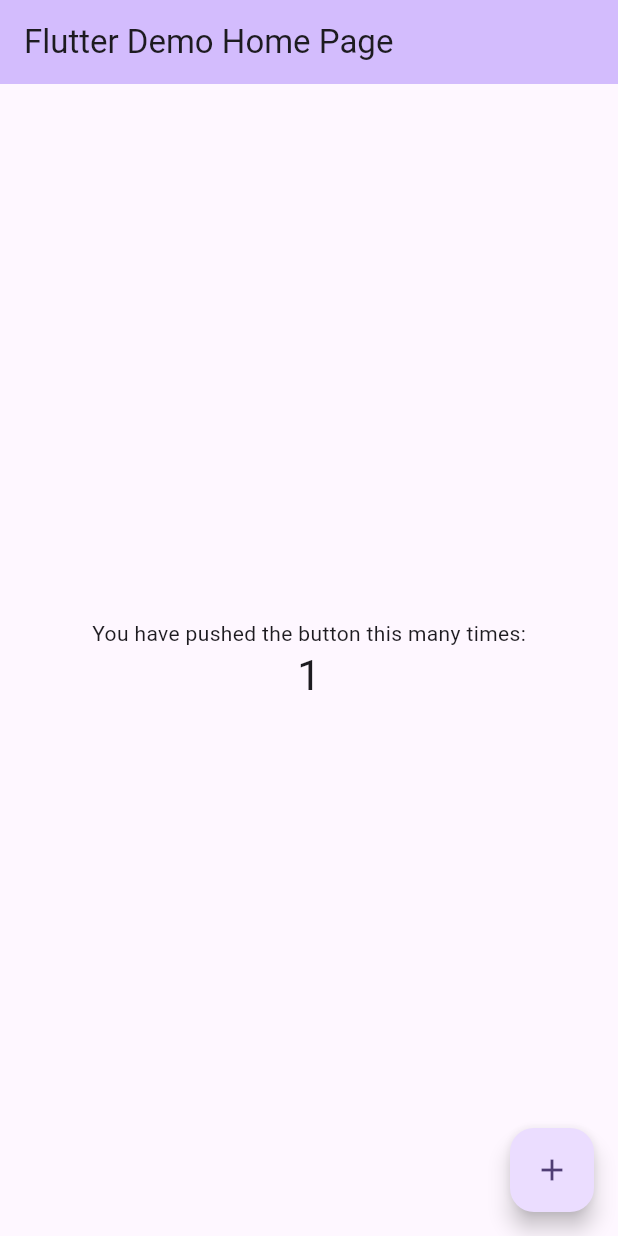
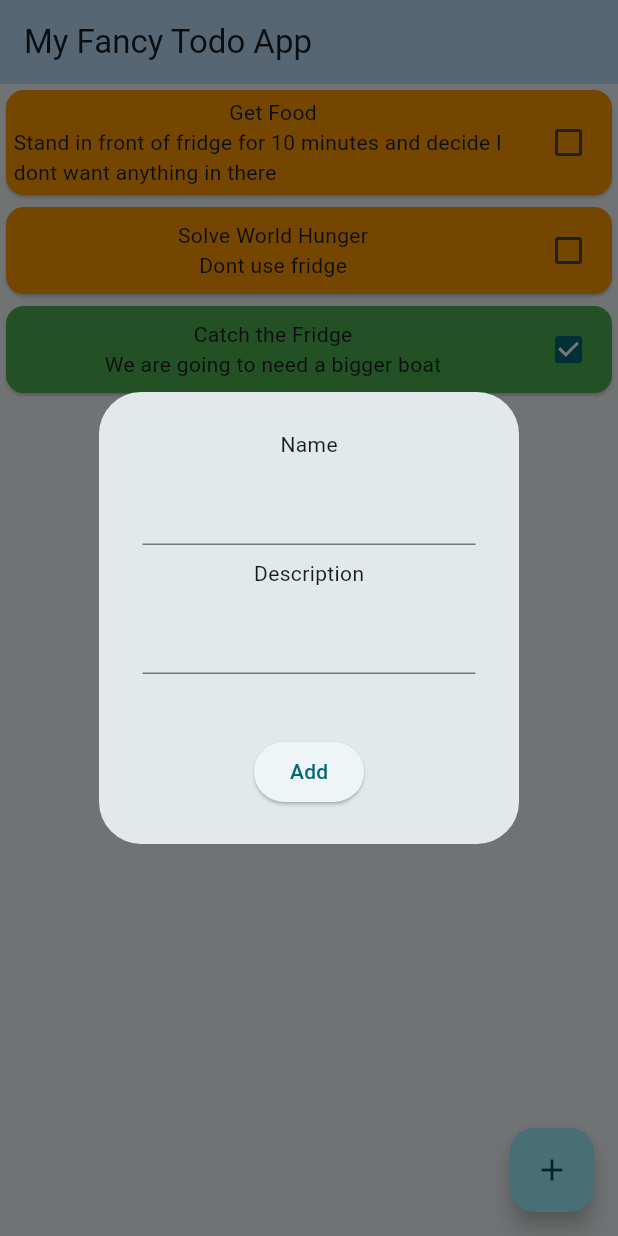
Before and after one commit to Turbat-git/Flutter_portfolio, a Flutter app: the screen it shows after launch, after a tap on the "add" icon, on a phone screen of 412 x 824 dp. Run offline on Flutter 3.47's test engine with Material 3 defaults, Android fonts, the phone set to English and light mode, and no system bars.

Commit message:
feat: add todo class and function for adding to todo

```diff
--- a/lib/main.dart
+++ b/lib/main.dart
@@ -1,122 +1,142 @@
 import 'package:flutter/material.dart';
+import './models/todo.dart';
 
 void main() {
-  runApp(const MyApp());
+  runApp(const ToDoApp());
 }
 
-class MyApp extends StatelessWidget {
-  const MyApp({super.key});
+class ToDoApp extends StatelessWidget {
+  const ToDoApp({super.key});
 
-  // This widget is the root of your application.
   @override
   Widget build(BuildContext context) {
     return MaterialApp(
-      title: 'Flutter Demo',
+      title: 'Todo App',
       theme: ThemeData(
-        // This is the theme of your application.
-        //
-        // TRY THIS: Try running your application with "flutter run". You'll see
-        // the application has a purple toolbar. Then, without quitting the app,
-        // try changing the seedColor in the colorScheme below to Colors.green
-        // and then invoke "hot reload" (save your changes or press the "hot
-        // reload" button in a Flutter-supported IDE, or press "r" if you used
-        // the command line to start the app).
-        //
-        // Notice that the counter didn't reset back to zero; the application
-        // state is not lost during the reload. To reset the state, use hot
-        // restart instead.
-        //
-        // This works for code too, not just values: Most code changes can be
-        // tested with just a hot reload.
-        colorScheme: .fromSeed(seedColor: Colors.deepPurple),
+        colorScheme: ColorScheme.fromSeed(seedColor: Colors.cyan),
       ),
-      home: const MyHomePage(title: 'Flutter Demo Home Page'),
+      home: TodoHomePage(),
+      debugShowCheckedModeBanner: false,
     );
   }
 }
 
-class MyHomePage extends StatefulWidget {
-  const MyHomePage({super.key, required this.title});
-
-  // This widget is the home page of your application. It is stateful, meaning
-  // that it has a State object (defined below) that contains fields that affect
-  // how it looks.
-
-  // This class is the configuration for the state. It holds the values (in this
-  // case the title) provided by the parent (in this case the App widget) and
-  // used by the build method of the State. Fields in a Widget subclass are
-  // always marked "final".
-
-  final String title;
+class TodoHomePage extends StatefulWidget {
+  const TodoHomePage({super.key});
 
   @override
-  State<MyHomePage> createState() => _MyHomePageState();
+  State<TodoHomePage> createState() => _TodoHomePageState();
 }
 
-class _MyHomePageState extends State<MyHomePage> {
-  int _counter = 0;
+class _TodoHomePageState extends State<TodoHomePage> {
+  final List<Todo> todos = <Todo>[
+    Todo(
+      name: 'Get Food',
+      description:
+          'Stand in front of fridge for 10 minutes and decide I dont want anything in there',
+    ),
+    Todo(name: 'Solve World Hunger', description: 'Dont use fridge'),
+    Todo(
+      name: 'Catch the Fridge',
+      description: 'We are going to need a bigger boat',
+      complete: true,
+    ),
+  ];
 
-  void _incrementCounter() {
-    setState(() {
-      // This call to setState tells the Flutter framework that something has
-      // changed in this State, which causes it to rerun the build method below
-      // so that the display can reflect the updated values. If we changed
-      // _counter without calling setState(), then the build method would not be
-      // called again, and so nothing would appear to happen.
-      _counter++;
-    });
-  }
+  final TextEditingController _controllerName = TextEditingController();
+  final TextEditingController _controllerDescription = TextEditingController();
 
   @override
   Widget build(BuildContext context) {
-    // This method is rerun every time setState is called, for instance as done
-    // by the _incrementCounter method above.
-    //
-    // The Flutter framework has been optimized to make rerunning build methods
-    // fast, so that you can just rebuild anything that needs updating rather
-    // than having to individually change instances of widgets.
     return Scaffold(
       appBar: AppBar(
-        // TRY THIS: Try changing the color here to a specific color (to
-        // Colors.amber, perhaps?) and trigger a hot reload to see the AppBar
-        // change color while the other colors stay the same.
-        backgroundColor: Theme.of(context).colorScheme.inversePrimary,
-        // Here we take the value from the MyHomePage object that was created by
-        // the App.build method, and use it to set our appbar title.
-        title: Text(widget.title),
+        title: Text('My Fancy Todo App'),
+        backgroundColor: Theme.of(context).primaryColorLight,
       ),
       body: Center(
-        // Center is a layout widget. It takes a single child and positions it
-        // in the middle of the parent.
-        child: Column(
-          // Column is also a layout widget. It takes a list of children and
-          // arranges them vertically. By default, it sizes itself to fit its
-          // children horizontally, and tries to be as tall as its parent.
-          //
-          // Column has various properties to control how it sizes itself and
-          // how it positions its children. Here we use mainAxisAlignment to
-          // center the children vertically; the main axis here is the vertical
-          // axis because Columns are vertical (the cross axis would be
-          // horizontal).
-          //
-          // TRY THIS: Invoke "debug painting" (choose the "Toggle Debug Paint"
-          // action in the IDE, or press "p" in the console), to see the
-          // wireframe for each widget.
-          mainAxisAlignment: .center,
-          children: [
-            const Text('You have pushed the button this many times:'),
-            Text(
-              '$_counter',
-              style: Theme.of(context).textTheme.headlineMedium,
-            ),
-          ],
+        child: ListView.builder(
+          itemCount: todos.length,
+          itemBuilder: (context, index) {
+            // This is what each todo will look like.
+            return Card(
+              color: todos[index].complete ? Colors.green : Colors.orange,
+              child: Padding(
+                padding: const EdgeInsets.all(5),
+                child: Row(
+                  mainAxisAlignment: MainAxisAlignment.spaceBetween,
+                  children: [
+                    Expanded(
+                      child: Column(
+                        mainAxisAlignment: MainAxisAlignment.spaceEvenly,
+                        children: [
+                          Text(todos[index].name),
+                          Text(todos[index].description),
+                        ],
+                      ),
+                    ),
+                    Checkbox(
+                      value: todos[index].complete,
+                      onChanged: (value) {},
+                    ),
+                  ],
+                ),
+              ),
+            );
+          },
         ),
       ),
       floatingActionButton: FloatingActionButton(
-        onPressed: _incrementCounter,
-        tooltip: 'Increment',
-        child: const Icon(Icons.add),
+        onPressed: _openAddTodo,
+        child: Icon(Icons.add),
       ),
     );
   }
+
+  void _openAddTodo() {
+    showDialog(
+      context: context,
+      builder: (context) {
+        return AlertDialog(
+          content: Column(
+            mainAxisSize: MainAxisSize.min,
+            children: [
+              Padding(
+                padding: EdgeInsets.fromLTRB(5, 9, 5, 0),
+                child: Text('Name'),
+              ),
+              Padding(
+                padding: EdgeInsets.fromLTRB(5, 9, 5, 0),
+                child: TextFormField(controller: _controllerName),
+              ),
+              Padding(
+                padding: EdgeInsets.fromLTRB(5, 9, 5, 0),
+                child: Text('Description'),
+              ),
+              Padding(
+                padding: EdgeInsets.fromLTRB(5, 9, 5, 0),
+                child: TextFormField(controller: _controllerDescription),
+              ),
+              SizedBox(height: MediaQuery.of(context).size.height * 0.05),
+              ElevatedButton(
+                onPressed: () {
+                  setState(() {
+                    todos.add(
+                      Todo(
+                        name: _controllerName.text,
+                        description: _controllerDescription.text,
+                      ),
+                    );
+                  });
+                  Navigator.pop(context);
+                  _controllerDescription.clear();
+                  _controllerName.clear();
+                },
+                child: const Text('Add'),
+              ),
+            ],
+          ),
+        );
+      },
+    );
+  }
 }
--- /dev/null
+++ b/lib/models/todo.dart
@@ -0,0 +1,12 @@
+class Todo {
+  final String name;
+  final String description;
+  final bool complete;
+
+  Todo({required this.name, required this.description, this.complete = false});
+
+  @override
+  String toString() {
+    return '$name - ($description) [${complete ? 'Complete' : 'Not Complete'}]';
+  }
+}
```
Also changed, not shown: 1 other file.
